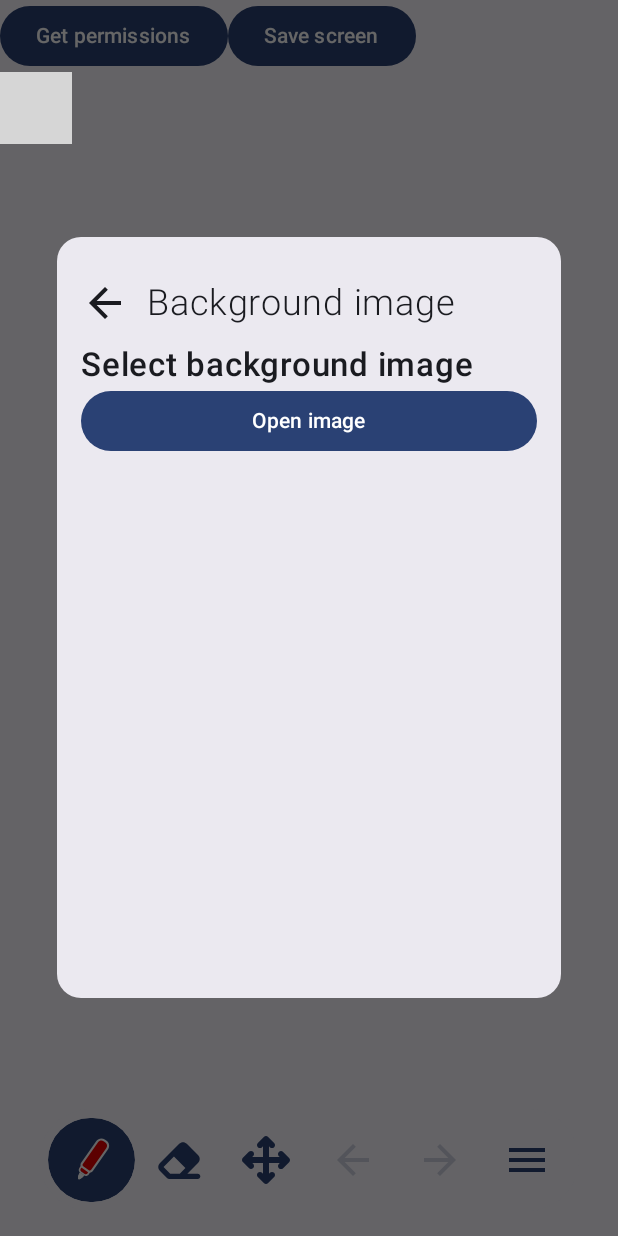
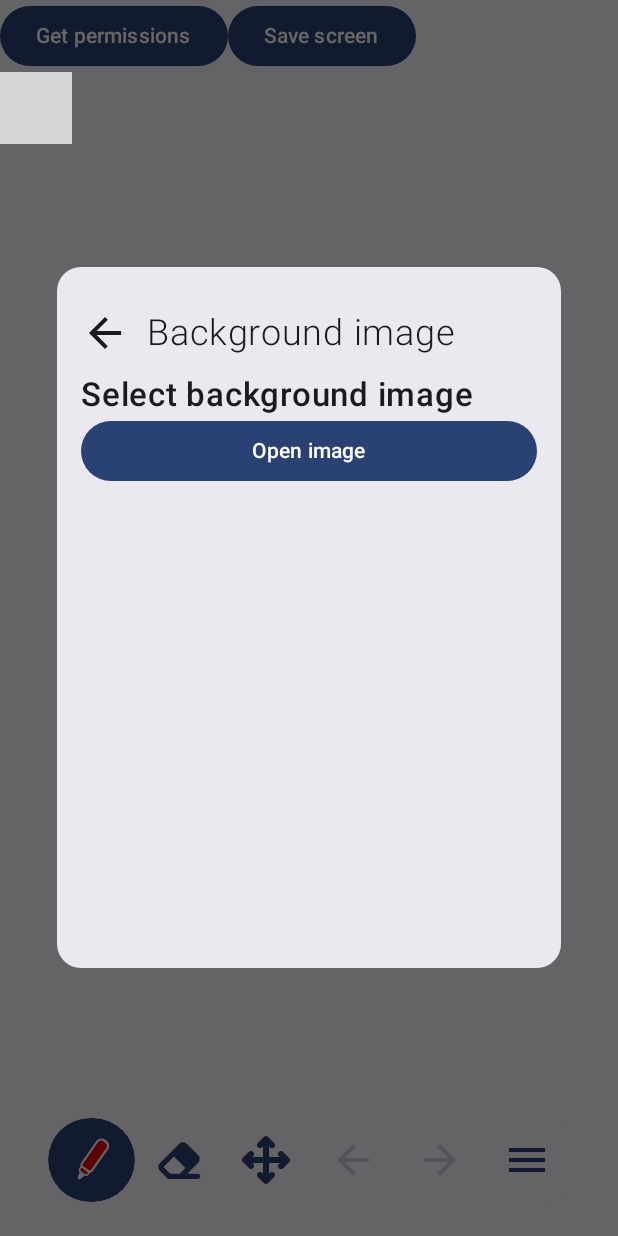
Before and after one commit to robothaver/KanDraw, an Android app built with Jetpack Compose: the screen it shows after launch (MainActivity), after a tap on "Import background image", on a phone screen of 412 x 824 dp. Run offline under Robolectric (Android 15) with nearby library versions, the phone set to English and light mode, and no system bars; libraries missing offline, so code that uses them is left out: dev.shreyaspatil.capturable; 2 statements that could not run were skipped; grey boxes are pictures that could not be loaded.

Commit message:
Improved header, fixed large cell settings, improved main screen

```diff
--- a/app/src/main/java/com/robothaver/kandraw/composables/canvas/MainCanvas.kt
+++ b/app/src/main/java/com/robothaver/kandraw/composables/canvas/MainCanvas.kt
@@ -73,6 +73,7 @@ fun MainCanvas(
         .drawBehind {
             val canvasDrawer = CanvasDrawer(
                 this,
+                gridSettings.isLargeCellEnabled,
                 gridSettings.smallCellSize,
                 gridSettings.largeCellSize,
                 gridSettings.smallCellColor.color,
--- a/app/src/main/java/com/robothaver/kandraw/dialogs/DialogSizeUtil.kt
+++ b/app/src/main/java/com/robothaver/kandraw/dialogs/DialogSizeUtil.kt
@@ -26,10 +26,10 @@ fun getSettingsDialogSize(screenWidthInfo: WindowType, screenHeightInfo: WindowT
     return when {
         // Mobile medium vertical layout
         screenWidthInfo == WindowType.Compact && screenHeightInfo == WindowType.Medium ->
-            Size(0.8f, 0.6f)
+            Size(0.8f, 0.55f)
         // Mobile expanded vertical layout
         screenWidthInfo == WindowType.Compact && screenHeightInfo == WindowType.Expanded ->
-            Size(0.8f, 0.6f)
+            Size(0.8f, 0.55f)
         // Tablet horizontal
         screenWidthInfo == WindowType.Expanded && screenHeightInfo == WindowType.Medium ->
             Size(0.85f, 0.6f)
--- a/app/src/main/java/com/robothaver/kandraw/dialogs/preferencesDialog/Header.kt
+++ b/app/src/main/java/com/robothaver/kandraw/dialogs/preferencesDialog/Header.kt
@@ -21,7 +21,6 @@ import java.util.Locale
 
 @Composable
 fun PreferencesHeader(currentRoute: String, onNavigate: () -> Unit) {
-    if (currentRoute != Screen.MainScreen.route && !currentRoute.contains(Screen.CustomColorSelector.route)) {
     Row(
         modifier = Modifier
             .fillMaxWidth()
@@ -45,7 +44,6 @@ fun PreferencesHeader(currentRoute: String, onNavigate: () -> Unit) {
         )
     }
 }
-}
 
 private fun formatTitle(title: String): String {
     return title.replace("_", " ")
--- a/app/src/main/java/com/robothaver/kandraw/dialogs/preferencesDialog/PreferencesDialog.kt
+++ b/app/src/main/java/com/robothaver/kandraw/dialogs/preferencesDialog/PreferencesDialog.kt
@@ -2,7 +2,6 @@ package com.robothaver.kandraw.dialogs.preferencesDialog
 
 import androidx.activity.compose.rememberLauncherForActivityResult
 import androidx.activity.result.contract.ActivityResultContracts
-import androidx.compose.animation.AnimatedContentTransitionScope
 import androidx.compose.animation.EnterTransition
 import androidx.compose.animation.ExitTransition
 import androidx.compose.animation.core.LinearEasing
@@ -16,8 +15,6 @@ import androidx.compose.foundation.layout.fillMaxHeight
 import androidx.compose.foundation.layout.fillMaxSize
 import androidx.compose.foundation.layout.fillMaxWidth
 import androidx.compose.foundation.layout.size
-import androidx.compose.foundation.rememberScrollState
-import androidx.compose.foundation.verticalScroll
 import androidx.compose.material3.Button
 import androidx.compose.material3.Text
 import androidx.compose.runtime.Composable
@@ -57,66 +54,47 @@ fun PreferencesDialog(
     )
     val size = getSettingsDialogSize(windowInfo.screenWidthInfo, windowInfo.screenHeightInfo)
     val currentBackStackEntry by navController.currentBackStackEntryAsState()
-    val currentRoute by remember { derivedStateOf { currentBackStackEntry?.destination?.route ?: "main" } }
+    val currentRoute by remember {
+        derivedStateOf {
+            currentBackStackEntry?.destination?.route ?: "main"
+        }
+    }
+
+    val previousBackStackEntry by navController.currentBackStackEntryAsState()
+    val previousRoute by remember {
+        derivedStateOf {
+            previousBackStackEntry?.destination?.route ?: "sdadas"
+        }
+    }
+
     Column(
         modifier = Modifier
             .fillMaxWidth(size.width)
             .fillMaxHeight(size.height),
     ) {
-        PreferencesHeader(currentRoute = currentRoute) {
-            navController.navigate(Screen.MainScreen.route)
-        }
-        Column(modifier = Modifier
-            .fillMaxSize()
-            .verticalScroll(rememberScrollState())
+        Column(
+            modifier = Modifier.fillMaxSize()
         ) {
             NavHost(
                 navController = navController,
                 startDestination = Screen.MainScreen.route,
-                enterTransition = {
-                    slideIntoContainer(
-                        towards = AnimatedContentTransitionScope.SlideDirection.Left,
-                        animationSpec = tween(
-                            durationMillis = 400,
-                            easing = LinearEasing
-                        )
-                    )
-                },
-                exitTransition = {
-                    slideOutOfContainer(
-                        towards = AnimatedContentTransitionScope.SlideDirection.Left,
-                        animationSpec = tween(
-                            durationMillis = 400,
-                            easing = LinearEasing
-                        )
-                    )
-                },
-                popEnterTransition = {
-                    slideIntoContainer(
-                        towards = AnimatedContentTransitionScope.SlideDirection.Right,
-                        animationSpec = tween(
-                            durationMillis = 400,
-                            easing = LinearEasing
-                        )
-                    )
-                },
-                popExitTransition = {
-                    slideOutOfContainer(
-                        towards = AnimatedContentTransitionScope.SlideDirection.Right,
-                        animationSpec = tween(
-                            durationMillis = 400,
-                            easing = LinearEasing
-                        )
-                    )
-                }
+                enterTransition = { enterTransition(false) },
+                exitTransition = { exitTransition(true) },
+                popEnterTransition = { enterTransition(true) },
+                popExitTransition = { exitTransition(false) }
             ) {
                 composable(route = Screen.MainScreen.route) {
+                    Column(Modifier.fillMaxSize()) {
                         MainScreen {
                             navController.navigate(it)
                         }
                     }
+                }
                 composable(route = Screen.SaveDrawing.route) {
                     Column(modifier = Modifier.fillMaxSize()) {
+                        PreferencesHeader(currentRoute = Screen.SaveDrawing.route) {
+
+                        }
                         Text(text = "Coming soon...")
                     }
                 }
@@ -137,6 +115,9 @@ fun PreferencesDialog(
                         canvasController.processBackground(it)
                     }
                     Column(modifier = Modifier.fillMaxSize()) {
+                        PreferencesHeader(currentRoute = Screen.BackgroundImageScreen.route) {
+
+                        }
                         Text(
                             text = "Select background image",
                             fontSize = 22.sp,
@@ -154,7 +135,10 @@ fun PreferencesDialog(
                     BackgroundSettings(
                         viewPortPosition = viewModel.viewportPosition,
                         backgroundColor = viewModel.backgroundColor.value.color,
-                        gridSettings = viewModel.gridSettings
+                        gridSettings = viewModel.gridSettings,
+                        onGoBack = {
+                            navController.popBackStack()
+                        }
                     ) {
                         navController.navigate(it)
                     }
@@ -174,7 +158,7 @@ fun PreferencesDialog(
                             initialColor = selectedData.color.hue,
                             penColor = selectedData.color,
                             onDismiss = {
-                                navController.navigate(Screen.GridSettings.route)
+                                navController.popBackStack()
                             },
                             onBrightnessChanged = { brightness ->
 
@@ -185,7 +169,8 @@ fun PreferencesDialog(
                             val updatedColor = changeColorBrightness(newColor, brightness)
                             when (selectedData.id) {
                                 ColorPickerIds.SmallGridColor -> {
-                                    viewModel.gridSettings.value = viewModel.gridSettings.value.copy(
+                                    viewModel.gridSettings.value =
+                                        viewModel.gridSettings.value.copy(
                                             smallCellColor = viewModel.gridSettings.value.smallCellColor.copy(
                                                 hue = updatedColor,
                                                 color = updatedColor
@@ -194,7 +179,8 @@ fun PreferencesDialog(
                                 }
 
                                 ColorPickerIds.LargeGridColor -> {
-                                    viewModel.gridSettings.value = viewModel.gridSettings.value.copy(
+                                    viewModel.gridSettings.value =
+                                        viewModel.gridSettings.value.copy(
                                             largeCellColor = viewModel.gridSettings.value.largeCellColor.copy(
                                                 hue = updatedColor,
                                                 color = updatedColor
--- a/app/src/main/java/com/robothaver/kandraw/dialogs/preferencesDialog/pages/backgroundSettings/BackgroundGridSettings.kt
+++ b/app/src/main/java/com/robothaver/kandraw/dialogs/preferencesDialog/pages/backgroundSettings/BackgroundGridSettings.kt
@@ -55,11 +55,11 @@ fun BackgroundGridSettings(
 
                 HorizontalDivider(modifier = Modifier.padding(vertical = 6.dp))
 
-                SwitchWithText("Enable large cells", gridSettings.value.isLargeGridEnabled) {
-                    gridSettings.value = gridSettings.value.copy(isLargeGridEnabled = it)
+                SwitchWithText("Enable large cells", gridSettings.value.isLargeCellEnabled) {
+                    gridSettings.value = gridSettings.value.copy(isLargeCellEnabled = it)
                 }
 
-                AnimatedVisibility(visible = currentGridSettings.isLargeGridEnabled) {
+                AnimatedVisibility(visible = currentGridSettings.isLargeCellEnabled) {
                     CellSettings(
                         title = "Large cell settings",
                         cellSize = gridSettings.value.largeCellSize.toFloat(),
--- a/app/src/main/java/com/robothaver/kandraw/dialogs/preferencesDialog/pages/mainScreen/MainScreen.kt
+++ b/app/src/main/java/com/robothaver/kandraw/dialogs/preferencesDialog/pages/mainScreen/MainScreen.kt
@@ -1,18 +1,21 @@
 package com.robothaver.kandraw.dialogs.preferencesDialog.pages.mainScreen
 
-import androidx.compose.foundation.background
 import androidx.compose.foundation.clickable
+import androidx.compose.foundation.layout.Arrangement
+import androidx.compose.foundation.layout.Box
 import androidx.compose.foundation.layout.Column
 import androidx.compose.foundation.layout.Row
 import androidx.compose.foundation.layout.Spacer
 import androidx.compose.foundation.layout.fillMaxSize
 import androidx.compose.foundation.layout.fillMaxWidth
 import androidx.compose.foundation.layout.height
+import androidx.compose.foundation.layout.offset
 import androidx.compose.foundation.layout.padding
 import androidx.compose.foundation.layout.size
 import androidx.compose.foundation.shape.RoundedCornerShape
 import androidx.compose.material.icons.Icons
 import androidx.compose.material.icons.automirrored.filled.KeyboardArrowRight
+import androidx.compose.material.icons.filled.Settings
 import androidx.compose.material3.Icon
 import androidx.compose.material3.MaterialTheme
 import androidx.compose.material3.Text
@@ -22,7 +25,6 @@ import androidx.compose.runtime.remember
 import androidx.compose.ui.Alignment
 import androidx.compose.ui.Modifier
 import androidx.compose.ui.draw.clip
-import androidx.compose.ui.graphics.Color
 import androidx.compose.ui.res.painterResource
 import androidx.compose.ui.text.font.FontWeight
 import androidx.compose.ui.unit.dp
@@ -33,13 +35,35 @@ fun MainScreen(onNavigate: (route: String) -> Unit) {
     val isClickable = remember {
         mutableStateOf(true)
     }
-    Column(modifier = Modifier.fillMaxSize().background(Color.Red)) {
+    Column(
+        modifier = Modifier.fillMaxSize(),
+        verticalArrangement = Arrangement.SpaceEvenly
+    ) {
+        Box(
+            modifier = Modifier
+                .fillMaxWidth()
+                .padding(bottom = 24.dp),
+            contentAlignment = Alignment.Center
+        ) {
+            Icon(
+                Icons.Filled.Settings,
+                contentDescription = null,
+                tint = MaterialTheme.colorScheme.secondary.copy(alpha = 0.5f),
+                modifier = Modifier.size(48.dp)
+            )
+            Text(
+                text = "Settings",
+                fontSize = 28.sp,
+                fontWeight = FontWeight.Bold,
+                modifier = Modifier.offset(x = 0.dp, y = 26.dp)
+            )
+        }
         menuOptions.forEach { option ->
             Row(
                 modifier = Modifier
                     .fillMaxWidth()
                     .clip(RoundedCornerShape(12.dp))
-                    .height(56.dp)
+                    .height(60.dp)
                     .clickable {
                         if (isClickable.value) {
                             isClickable.value = false
--- a/app/src/main/java/com/robothaver/kandraw/viewModel/data/GridSettings.kt
+++ b/app/src/main/java/com/robothaver/kandraw/viewModel/data/GridSettings.kt
@@ -5,7 +5,7 @@ import androidx.compose.ui.graphics.Color
 
 data class GridSettings(
     val isGridEnabled: Boolean = true,
-    val isLargeGridEnabled: Boolean = true,
+    val isLargeCellEnabled: Boolean = true,
     val gridOffset: Offset = Offset(0f, 0f),
     val smallCellSize: Float = 80f,
     val smallCellColor: PenColor = PenColor(color = Color.Gray),
```
Also changed, not shown: app/src/main/java/com/robothaver/kandraw/composables/canvas/canvasCore/CanvasDrawer.kt (+5 -4 lines), app/src/main/java/com/robothaver/kandraw/dialogs/preferencesDialog/pages/backgroundSettings/BackgroundSettings.kt (+12 -2 lines). Lines whose indentation alone changed are shown as unchanged.
